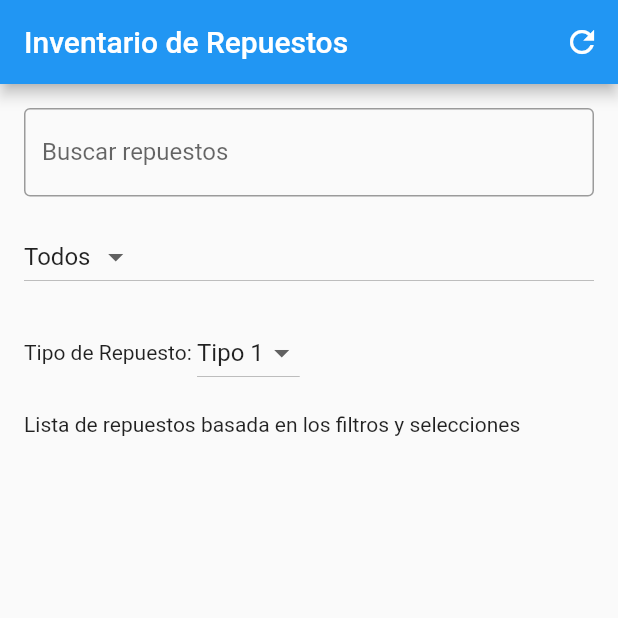
After one commit to JohanDcrtz/shareprefrences_dsw22, a Flutter app: the screen it shows after launch, on a phone screen of 412 x 824 dp, the top half of it. The commit adds this screen. Run offline on Flutter 3.47's test engine with Material 2 defaults, Android fonts, the phone set to English and light mode, and no system bars; our stand-ins replace firebase_auth, firebase_core; accounts and stored records are empty.

Commit message:
Añadir archivos faltantes

```diff
--- /dev/null
+++ b/lib/screens/home.dart
@@ -0,0 +1,93 @@
+import 'package:flutter/material.dart';
+
+class HomeScreen extends StatefulWidget {
+  const HomeScreen({Key? key}) : super(key: key);
+
+  @override
+  _HomeScreenState createState() => _HomeScreenState();
+}
+
+class _HomeScreenState extends State<HomeScreen> {
+  List<String> tiposDeRepuestos = ['Tipo 1', 'Tipo 2', 'Tipo 3'];
+  String selectedTipo = 'Tipo 1';
+  String searchText = '';
+  String filtroSeleccionado = 'Todos';
+
+  void actualizarDatos() {
+    // Lógica para actualizar datos (puedes implementar según tus necesidades)
+    print('Datos actualizados');
+  }
+
+  @override
+  Widget build(BuildContext context) {
+    return Scaffold(
+      appBar: AppBar(
+        title: Text('Inventario de Repuestos'),
+        actions: [
+          IconButton(
+            icon: Icon(Icons.refresh),
+            onPressed: actualizarDatos,
+          ),
+        ],
+      ),
+      body: Padding(
+        padding: const EdgeInsets.all(16.0),
+        child: Column(
+          crossAxisAlignment: CrossAxisAlignment.stretch,
+          children: [
+            TextField(
+              onChanged: (value) {
+                setState(() {
+                  searchText = value;
+                });
+              },
+              decoration: InputDecoration(
+                labelText: 'Buscar repuestos',
+                border: OutlineInputBorder(),
+              ),
+            ),
+            SizedBox(height: 16.0),
+            DropdownButton<String>(
+              value: filtroSeleccionado,
+              onChanged: (String? newValue) {
+                setState(() {
+                  filtroSeleccionado = newValue!;
+                });
+              },
+              items: ['Todos', 'Filtro 1', 'Filtro 2', 'Filtro 3']
+                  .map<DropdownMenuItem<String>>((String value) {
+                return DropdownMenuItem<String>(
+                  value: value,
+                  child: Text(value),
+                );
+              }).toList(),
+            ),
+            SizedBox(height: 16.0),
+            Row(
+              children: [
+                Text('Tipo de Repuesto: '),
+                DropdownButton<String>(
+                  value: selectedTipo,
+                  onChanged: (String? newValue) {
+                    setState(() {
+                      selectedTipo = newValue!;
+                    });
+                  },
+                  items: tiposDeRepuestos
+                      .map<DropdownMenuItem<String>>((String value) {
+                    return DropdownMenuItem<String>(
+                      value: value,
+                      child: Text(value),
+                    );
+                  }).toList(),
+                ),
+              ],
+            ),
+            SizedBox(height: 16.0),
+            Text('Lista de repuestos basada en los filtros y selecciones'),
+          ],
+        ),
+      ),
+    );
+  }
+}
--- /dev/null
+++ b/lib/screens/inventario_screen.dart
@@ -0,0 +1,16 @@
+// lib/screens/inventario_screen.dart
+import 'package:flutter/material.dart';
+
+class InventarioScreen extends StatelessWidget {
+  @override
+  Widget build(BuildContext context) {
+    return Scaffold(
+      appBar: AppBar(
+        title: Text('Inventario de Repuestos'),
+      ),
+      body: Center(
+        child: Text('Contenido del inventario aquí'),
+      ),
+    );
+  }
+}
--- a/lib/views/sign_up_auth.dart
+++ b/lib/views/sign_up_auth.dart
@@ -1,7 +1,7 @@
 import 'package:flutter/material.dart';
 import 'package:firebase_auth/firebase_auth.dart';
 import 'package:shareprefrences_dsw22/user_auth/firebase_auth_services.dart';
-import 'package:shareprefrences_dsw22/views/login_page.dart';
+import 'package:shareprefrences_dsw22/screens/login_page.dart';
 import 'package:shareprefrences_dsw22/widget/input_widget.dart';
 
 class SignUpPage extends StatefulWidget {
```
Also changed, not shown: lib/main.dart (+4 -28 lines), lib/pages/home.dart (deleted, +0 -146 lines), lib/screens/login_page.dart (renamed from lib/views/login_page.dart, +12 -11 lines), lib/models/respuesto.dart (added), 1 other file.
